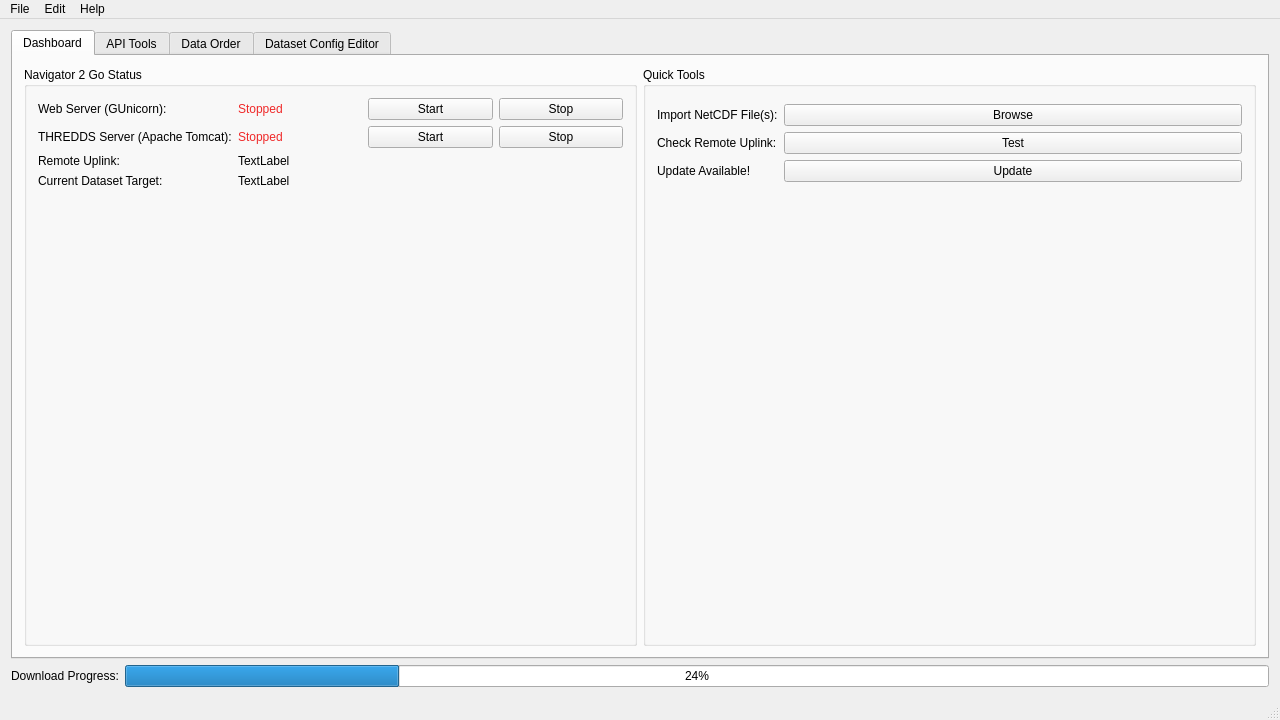
Qt form app/mainwindow.ui (DFO-Ocean-Navigator/Navigator2Go) before a commit.
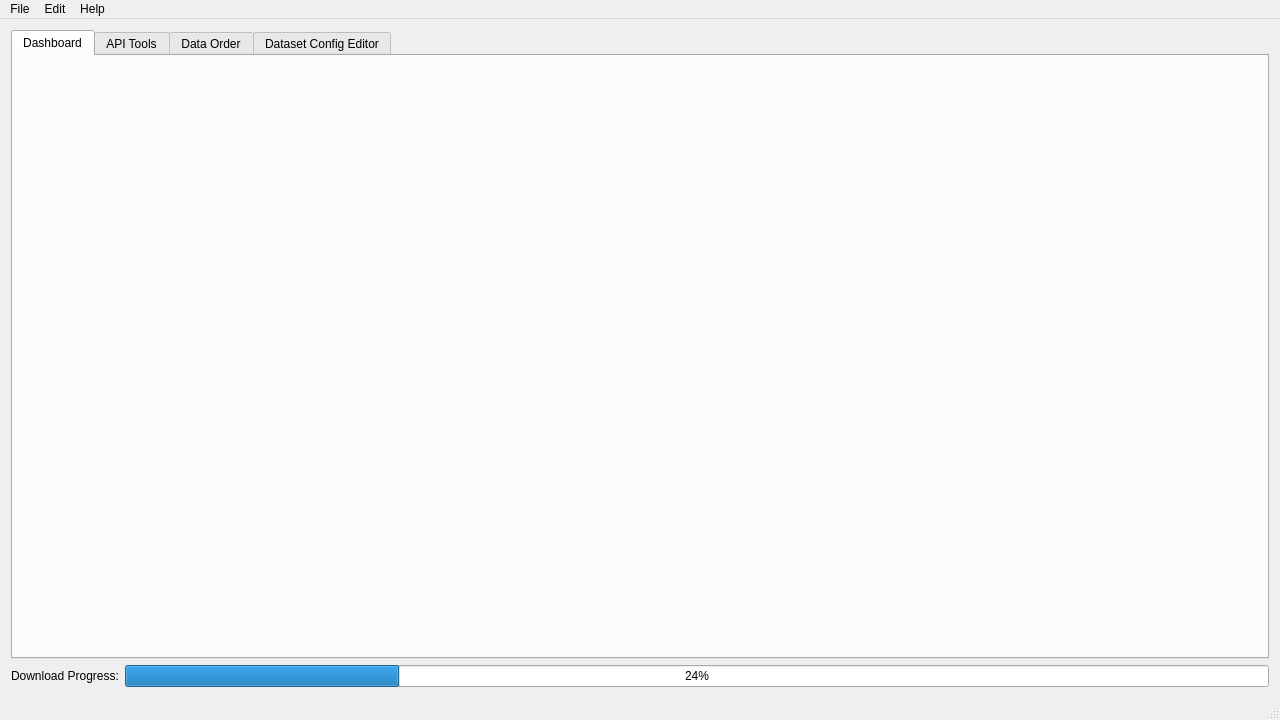
The same form after that commit. Icons and pictures are not drawn.

Diff of the .ui file:
```diff
--- a/app/mainwindow.ui
+++ b/app/mainwindow.ui
@@ -70,193 +70,7 @@
        </attribute>
        <layout class="QGridLayout" name="gridLayout_2">
         <item row="0" column="0">
-         <layout class="QGridLayout" name="gridLayoutStatus">
-          <item row="0" column="0">
-           <widget class="QGroupBox" name="groupBox">
-            <property name="title">
-             <string>Navigator 2 Go Status</string>
-            </property>
-            <layout class="QGridLayout" name="gridLayout_3">
-             <item row="0" column="2">
-              <widget class="QPushButton" name="pushButtonStartWebServer">
-               <property name="text">
-                <string>Start</string>
-               </property>
-               <property name="icon">
-                <iconset resource="resources.qrc">
-                 <normaloff>:/icons/icons/light.png</normaloff>:/icons/icons/light.png</iconset>
-               </property>
-              </widget>
-             </item>
-             <item row="0" column="3">
-              <widget class="QPushButton" name="pushButtonStopWebServer">
-               <property name="text">
-                <string>Stop</string>
-               </property>
-               <property name="icon">
-                <iconset resource="resources.qrc">
-                 <normaloff>:/icons/icons/stop.png</normaloff>:/icons/icons/stop.png</iconset>
-               </property>
-              </widget>
-             </item>
-             <item row="0" column="1">
-              <widget class="QLabel" name="labelStatusWebServer">
-               <property name="styleSheet">
-                <string notr="true">color: rgb(239, 41, 41);</string>
-               </property>
-               <property name="text">
-                <string>Stopped</string>
-               </property>
-              </widget>
-             </item>
-             <item row="1" column="3">
-              <widget class="QPushButton" name="pushButtonStopApache">
-               <property name="text">
-                <string>Stop</string>
-               </property>
-               <property name="icon">
-                <iconset resource="resources.qrc">
-                 <normaloff>:/icons/icons/stop.png</normaloff>:/icons/icons/stop.png</iconset>
-               </property>
-              </widget>
-             </item>
-             <item row="3" column="0">
-              <widget class="QLabel" name="label_5">
-               <property name="text">
-                <string>Current Dataset Target:</string>
-               </property>
-              </widget>
-             </item>
-             <item row="0" column="0">
-              <widget class="QLabel" name="label_2">
-               <property name="text">
-                <string>Web Server (GUnicorn):</string>
-               </property>
-              </widget>
-             </item>
-             <item row="1" column="1">
-              <widget class="QLabel" name="labelStatusApache">
-               <property name="styleSheet">
-                <string notr="true">color: rgb(239, 41, 41)</string>
-               </property>
-               <property name="text">
-                <string>Stopped</string>
-               </property>
-              </widget>
-             </item>
-             <item row="2" column="1">
-              <widget class="QLabel" name="labelRemoteUplink">
-               <property name="text">
-                <string>TextLabel</string>
-               </property>
-              </widget>
-             </item>
-             <item row="1" column="2">
-              <widget class="QPushButton" name="pushButtonStartApache">
-               <property name="text">
-                <string>Start</string>
-               </property>
-               <property name="icon">
-                <iconset resource="resources.qrc">
-                 <normaloff>:/icons/icons/light.png</normaloff>:/icons/icons/light.png</iconset>
-               </property>
-              </widget>
-             </item>
-             <item row="1" column="0">
-              <widget class="QLabel" name="label_3">
-               <property name="text">
-                <string>THREDDS Server (Apache Tomcat):</string>
-               </property>
-              </widget>
-             </item>
-             <item row="2" column="0">
-              <widget class="QLabel" name="label_17">
-               <property name="text">
-                <string>Remote Uplink:</string>
-               </property>
-              </widget>
-             </item>
-             <item row="3" column="1">
-              <widget class="QLabel" name="labelDatasetTarget">
-               <property name="text">
-                <string>TextLabel</string>
-               </property>
-              </widget>
-             </item>
-             <item row="4" column="0">
-              <spacer name="verticalSpacer_2">
-               <property name="orientation">
-                <enum>Qt::Vertical</enum>
-               </property>
-               <property name="sizeHint" stdset="0">
-                <size>
-                 <width>20</width>
-                 <height>40</height>
-                </size>
-               </property>
-              </spacer>
-             </item>
-            </layout>
-           </widget>
-          </item>
-         </layout>
-        </item>
-        <item row="0" column="1">
-         <widget class="QGroupBox" name="groupBox_2">
-          <property name="title">
-           <string>Quick Tools</string>
-          </property>
-          <layout class="QFormLayout" name="formLayout_2">
-           <item row="0" column="0">
-            <layout class="QFormLayout" name="formLayout"/>
-           </item>
-           <item row="2" column="0">
-            <widget class="QLabel" name="label_13">
-             <property name="toolTip">
-              <string>&lt;html&gt;&lt;head/&gt;&lt;body&gt;&lt;p&gt;Import a *.nc file into the local THREDDS server.&lt;/p&gt;&lt;/body&gt;&lt;/html&gt;</string>
-             </property>
-             <property name="text">
-              <string>Import NetCDF File(s):</string>
-             </property>
-            </widget>
-           </item>
-           <item row="2" column="1">
-            <widget class="QPushButton" name="pushButtonImportNetCDF">
-             <property name="text">
-              <string>Browse</string>
-             </property>
-            </widget>
-           </item>
-           <item row="3" column="0">
-            <widget class="QLabel" name="label_16">
-             <property name="text">
-              <string>Check Remote Uplink:</string>
-             </property>
-            </widget>
-           </item>
-           <item row="3" column="1">
-            <widget class="QPushButton" name="pushButtonCheckRemoteUplink">
-             <property name="text">
-              <string>Test</string>
-             </property>
-            </widget>
-           </item>
-           <item row="4" column="0">
-            <widget class="QLabel" name="labelUpdate">
-             <property name="text">
-              <string>Update Available!</string>
-             </property>
-            </widget>
-           </item>
-           <item row="4" column="1">
-            <widget class="QPushButton" name="pushButtonUpdate">
-             <property name="text">
-              <string>Update</string>
-             </property>
-            </widget>
-           </item>
-          </layout>
-         </widget>
+         <layout class="QGridLayout" name="dashboardLayout"/>
         </item>
        </layout>
       </widget>
```
